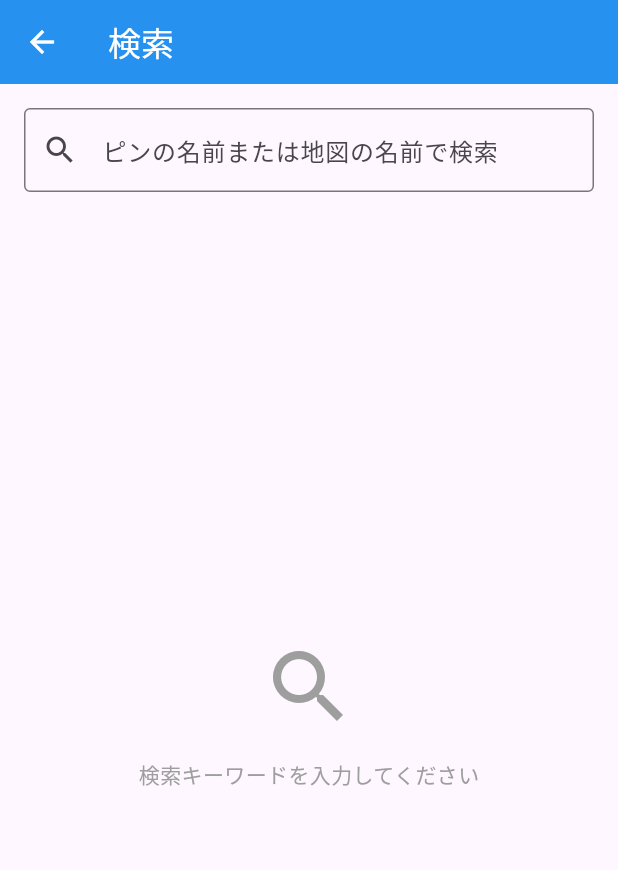
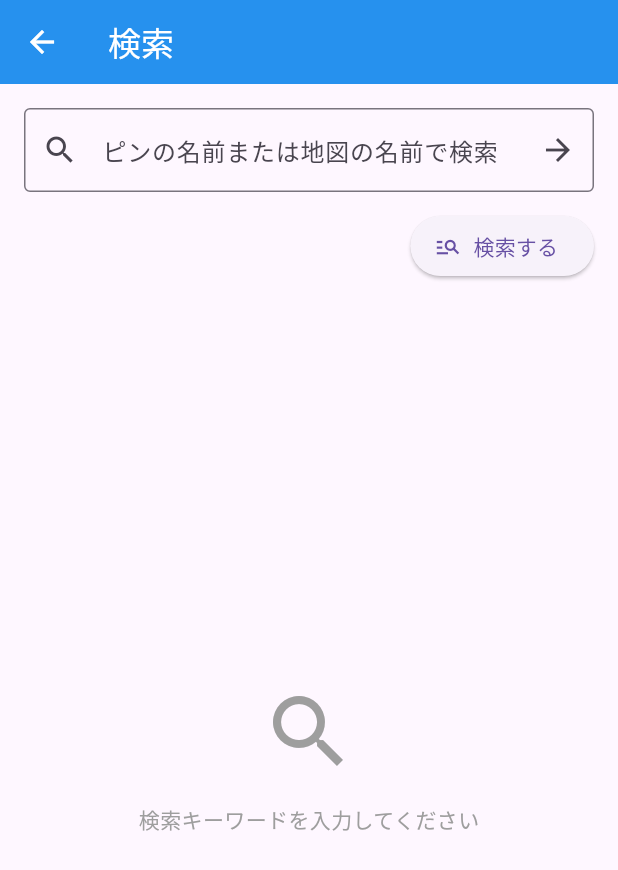
Before and after one commit to akiii2024/location_memo, a Flutter app: the SearchScreen screen opened directly, on a phone screen of 412 x 824 dp. Shown: the top 870 px of the screen. Run offline on Flutter 3.47's test engine with Material 3 defaults, Android fonts, the phone set to English and light mode, and no system bars; our stand-ins replace cloud_firestore, file_picker, firebase_auth, firebase_core, firebase_storage, flutter_svg and 12 more; missing offline and left inert: dart:html, dart:js_interop, flutter_sound; accounts and stored records are empty; generated files the repository leaves out were written again.

Commit message:
Improve UI dialogs and search interactions

```diff
--- a/lib/screens/search_screen.dart
+++ b/lib/screens/search_screen.dart
@@ -1,3 +1,5 @@
+import 'dart:async';
+
 import 'package:flutter/material.dart';
 import '../models/memo.dart';
 import '../utils/database_helper.dart';
@@ -14,28 +16,34 @@ class _SearchScreenState extends State<SearchScreen> {
   final TextEditingController _searchController = TextEditingController();
   List<Memo> _searchResults = [];
   bool _isSearching = false;
+  bool _hasSearched = false;
+  Timer? _debounce;
 
   @override
   void dispose() {
+    _debounce?.cancel();
     _searchController.dispose();
     super.dispose();
   }
 
   Future<void> _performSearch(String query) async {
-    if (query.trim().isEmpty) {
+    final trimmedQuery = query.trim();
+    if (trimmedQuery.isEmpty) {
       setState(() {
         _searchResults = [];
         _isSearching = false;
+        _hasSearched = false;
       });
       return;
     }
 
     setState(() {
       _isSearching = true;
+      _hasSearched = true;
     });
 
     try {
-      final results = await DatabaseHelper.instance.searchMemos(query);
+      final results = await DatabaseHelper.instance.searchMemos(trimmedQuery);
       setState(() {
         _searchResults = results;
         _isSearching = false;
@@ -50,6 +58,13 @@ class _SearchScreenState extends State<SearchScreen> {
     }
   }
 
+  void _onSearchChanged(String value) {
+    _debounce?.cancel();
+    _debounce = Timer(const Duration(milliseconds: 400), () {
+      _performSearch(value);
+    });
+  }
+
   @override
   Widget build(BuildContext context) {
     return Scaffold(
@@ -62,24 +77,70 @@ class _SearchScreenState extends State<SearchScreen> {
           children: [
             TextField(
               controller: _searchController,
-              decoration: const InputDecoration(
+              decoration: InputDecoration(
                 hintText: 'ピンの名前または地図の名前で検索',
-                prefixIcon: Icon(Icons.search),
-                border: OutlineInputBorder(),
+                prefixIcon: const Icon(Icons.search),
+                border: const OutlineInputBorder(),
+                suffixIcon: IconButton(
+                  icon: const Icon(Icons.arrow_forward),
+                  tooltip: '検索',
+                  onPressed: () => _performSearch(_searchController.text),
                 ),
-              onChanged: (value) {
-                _performSearch(value);
-              },
+              ),
+              textInputAction: TextInputAction.search,
+              onChanged: _onSearchChanged,
+              onSubmitted: _performSearch,
+            ),
+            const SizedBox(height: 12),
+            Align(
+              alignment: Alignment.centerRight,
+              child: ElevatedButton.icon(
+                onPressed: () => _performSearch(_searchController.text),
+                icon: const Icon(Icons.manage_search),
+                label: const Text('検索する'),
+              ),
             ),
             const SizedBox(height: 16),
+            Expanded(
+              child: Stack(
+                children: [
+                  Positioned.fill(
+                    child: _buildSearchBody(),
+                  ),
                   if (_isSearching)
-              const Center(
+                    const Positioned.fill(
+                      child: IgnorePointer(
+                        child: Center(
                           child: CircularProgressIndicator(),
-              )
-            else if (_searchResults.isEmpty &&
-                _searchController.text.isNotEmpty)
-              const Expanded(
-                child: Center(
+                        ),
+                      ),
+                    ),
+                ],
+              ),
+            ),
+          ],
+        ),
+      ),
+    );
+  }
+
+  Widget _buildSearchBody() {
+    if (!_hasSearched && _searchController.text.isEmpty) {
+      return const Center(
+        child: Column(
+          mainAxisAlignment: MainAxisAlignment.center,
+          children: [
+            Icon(Icons.search, size: 64, color: Colors.grey),
+            SizedBox(height: 16),
+            Text('検索キーワードを入力してください',
+                style: TextStyle(color: Colors.grey)),
+          ],
+        ),
+      );
+    }
+
+    if (_hasSearched && _searchResults.isEmpty && !_isSearching) {
+      return const Center(
         child: Column(
           mainAxisAlignment: MainAxisAlignment.center,
           children: [
@@ -89,25 +150,14 @@ class _SearchScreenState extends State<SearchScreen> {
                 style: TextStyle(color: Colors.grey)),
           ],
         ),
-                ),
-              )
-            else if (_searchResults.isEmpty)
-              const Expanded(
-                child: Center(
-                  child: Column(
-                    mainAxisAlignment: MainAxisAlignment.center,
-                    children: [
-                      Icon(Icons.search, size: 64, color: Colors.grey),
-                      SizedBox(height: 16),
-                      Text('検索キーワードを入力してください',
-                          style: TextStyle(color: Colors.grey)),
-                    ],
-                  ),
-                ),
-              )
-            else
-              Expanded(
-                child: ListView.builder(
+      );
+    }
+
+    if (_searchResults.isEmpty) {
+      return const SizedBox.shrink();
+    }
+
+    return ListView.builder(
       itemCount: _searchResults.length,
       itemBuilder: (context, index) {
         final memo = _searchResults[index];
@@ -139,19 +189,13 @@ class _SearchScreenState extends State<SearchScreen> {
               Navigator.push(
                 context,
                 MaterialPageRoute(
-                              builder: (context) =>
-                                  MemoDetailScreen(memo: memo),
+                  builder: (context) => MemoDetailScreen(memo: memo),
                 ),
               );
             },
           ),
         );
       },
-                ),
-              ),
-          ],
-        ),
-      ),
     );
   }
 }
```
Also changed, not shown: lib/screens/home_screen.dart (+28 -13 lines), lib/screens/main_screen.dart (+29 -17 lines), lib/screens/settings_screen.dart (+56 -0 lines). Lines whose indentation alone changed are shown as unchanged.
